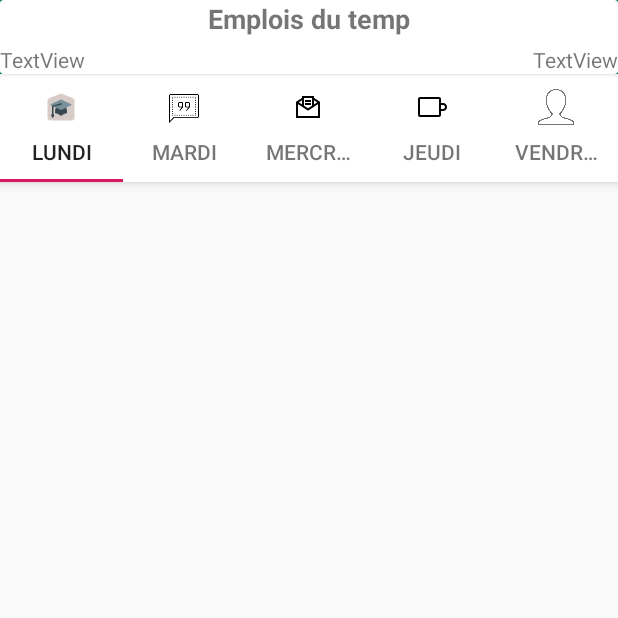
After one commit to EleonorSemevo/StudentNote, an Android app: the LundiFragment screen opened directly, with no data from a screen before it, on a phone screen of 412 x 824 dp, the top half of it. The commit adds this screen. Run offline under Robolectric (Android 15) with nearby library versions, the phone set to English and light mode, and no system bars; our stand-ins replace Firebase (no records; nobody signed in at launch, a user with empty details on screens opened directly).

Commit message:
Démarrage de l'emplois. Lundi terminé mais pas encore testé.
Signed-off-by: EleonorSemevo <eleonorsemevo@gmail.com>

```diff
--- a/app/build.gradle
+++ b/app/build.gradle
@@ -37,6 +37,8 @@ dependencies {
     implementation 'com.google.android.material:material:1.2.0'
     implementation 'androidx.legacy:legacy-support-v4:1.0.0'
     implementation 'androidx.viewpager:viewpager:1.0.0'
+    implementation 'androidx.lifecycle:lifecycle-livedata-ktx:2.3.0'
+    implementation 'androidx.lifecycle:lifecycle-viewmodel-ktx:2.3.0'
     testImplementation 'junit:junit:4.12'
     androidTestImplementation 'androidx.test.ext:junit:1.1.1'
     androidTestImplementation 'androidx.test.espresso:espresso-core:3.2.0'
--- a/app/src/main/java/com/memoire/studentnote/EcoleRecyclerAdapter.java
+++ b/app/src/main/java/com/memoire/studentnote/EcoleRecyclerAdapter.java
@@ -10,9 +10,9 @@ import android.widget.TextView;
 import androidx.annotation.NonNull;
 import androidx.recyclerview.widget.RecyclerView;
 
-import com.memoire.studentnote.classes.Ecole;
 import com.memoire.studentnote.classes.MesEnfants;
 import com.memoire.studentnote.database.Current;
+import com.memoire.studentnote.emplois.TableEmplois;
 
 import java.util.List;
 //import androidx.recyclerview.widget.RecyclerView.ViewHolder;
@@ -76,7 +76,7 @@ class EcoleRecyclerAdapter extends  RecyclerView.Adapter <EcoleRecyclerAdapter.V
 //                    Intent intent=new Intent(mContext, ActionMenu.class);
                     Current.carteEmplois = mMesEnfants.get(mCurrentPosition);
 //                    mContext.startActivity(intent);
-                    Intent intent = new Intent(mContext, ClasseMenu.class);
+                    Intent intent = new Intent(mContext, TableEmplois.class);
                     mContext.startActivity(intent);
 
                 }
--- /dev/null
+++ b/app/src/main/java/com/memoire/studentnote/emplois/LundiFragment.java
@@ -0,0 +1,136 @@
+package com.memoire.studentnote.emplois;
+
+import android.os.Bundle;
+
+import androidx.annotation.NonNull;
+import androidx.annotation.Nullable;
+import androidx.fragment.app.Fragment;
+import androidx.recyclerview.widget.LinearLayoutManager;
+import androidx.recyclerview.widget.RecyclerView;
+
+import android.view.LayoutInflater;
+import android.view.View;
+import android.view.ViewGroup;
+
+import com.memoire.studentnote.InformationRecyclerAdapter;
+import com.memoire.studentnote.R;
+import com.memoire.studentnote.classes.Classe;
+import com.memoire.studentnote.classes.Ecole;
+import com.memoire.studentnote.classes.Emplois;
+import com.memoire.studentnote.classes.Enseignant;
+import com.memoire.studentnote.classes.Enseigner;
+import com.memoire.studentnote.classes.Information;
+import com.memoire.studentnote.classes.Matiere;
+import com.memoire.studentnote.database.DataManager;
+
+import java.util.ArrayList;
+import java.util.List;
+
+public class LundiFragment extends Fragment {
+
+    private LundiRecyclerAdapter mLundiRecyclerAdapter;
+    private List<Emplois> mEmplois;
+
+
+    public LundiFragment() {
+        // Required empty public constructor
+    }
+
+
+    @Override
+    public View onCreateView(LayoutInflater inflater, ViewGroup container,
+                             Bundle savedInstanceState) {
+        // Inflate the layout for this fragment
+        return inflater.inflate(R.layout.fragment_lundi, container, false);
+    }
+
+    @Override
+    public void onViewCreated(@NonNull View view, @Nullable Bundle savedInstanceState) {
+        super.onViewCreated(view, savedInstanceState);
+        initialiseDisplayContent(view);
+    }
+
+    private void initialiseDisplayContent(View view) {
+        final RecyclerView recyclerView = view.findViewById(R.id.lundi_recycler_view);
+        final LinearLayoutManager lundiLayoutManager = new LinearLayoutManager(view.getContext());
+        recyclerView.setLayoutManager(lundiLayoutManager);
+
+
+        mEmplois = updateEmplois();
+
+        mLundiRecyclerAdapter = new LundiRecyclerAdapter(view.getContext(), mEmplois);
+        recyclerView.setAdapter(mLundiRecyclerAdapter);
+    }
+
+
+public List<Emplois> updateEmplois()
+{
+    List<Emplois> emplois = DataManager.getInstance().getEmplois();
+    List<Ecole> ecoles = DataManager.getInstance().getEcoles();
+    List<Classe> classes = DataManager.getInstance().getClasses();
+    List<Enseigner> enseigners = DataManager.getInstance().getEnseigners();
+    List<Enseignant> enseignants = DataManager.getInstance().getEnseignants();
+    List<Matiere> matieres = DataManager.getInstance().getMatiere();
+
+    //Pour ecoles
+    for(int i=0;i<emplois.size();i++)
+    {
+        for(int j=0;j<ecoles.size();j++)
+        {
+            if(emplois.get(i).getIdEcole()==ecoles.get(j).getId())
+                emplois.get(i).setNomEcole(ecoles.get(j).getNom());
+        }
+    }
+
+    //Pour matiere
+
+    for(int a=0;a<emplois.size();a++)
+    {
+        for(int b=0;b<matieres.size();b++)
+        {
+            if(emplois.get(a).getIdMatiere()==matieres.get(b).getId())
+                emplois.get(a).setNomMatiere(matieres.get(b).getNom());
+        }
+    }
+
+    //pour classe
+
+    for(int c=0; c<emplois.size();c++)
+    {
+        for(int d=0;d<classes.size();d++)
+        {
+            if(emplois.get(c).getIdClasse()==classes.get(d).getId())
+                emplois.get(c).setNomClasse(classes.get(d).getNom());
+        }
+    }
+
+    //enseignants
+
+    for(int e=0;e<emplois.size();e++)
+    {
+        for(int f=0;f<enseigners.size();f++)
+        {
+            if(emplois.get(e).getIdClasse()==enseigners.get(f).getIdClasse() &&
+                    emplois.get(e).getIdEcole() ==enseigners.get(f).getIdEcole() &&
+                    emplois.get(e).getIdMatiere() == enseigners.get(f).getIdMatiere())
+            {
+                emplois.get(e).setIdEnseignant(enseigners.get(f).getIdEnseignant());
+            }
+        }
+    }
+
+    for(int g=0;g<emplois.size();g++)
+    {
+        for(int h=0;h<enseignants.size();h++)
+        {
+            if(emplois.get(g).getIdEnseignant()== enseignants.get(h).getId())
+            {
+                emplois.get(g).setNomEnseignant(enseignants.get(h).getNom()+" "+enseignants.get(h).getPrenom());
+            }
+        }
+    }
+
+    return emplois;
+
+}
+}
--- /dev/null
+++ b/app/src/main/java/com/memoire/studentnote/emplois/LundiRecyclerAdapter.java
@@ -0,0 +1,78 @@
+package com.memoire.studentnote.emplois;
+
+import android.content.Context;
+import android.view.LayoutInflater;
+import android.view.View;
+import android.view.ViewGroup;
+import android.widget.TextView;
+
+import androidx.annotation.NonNull;
+import androidx.recyclerview.widget.RecyclerView;
+
+import com.memoire.studentnote.R;
+import com.memoire.studentnote.classes.Emplois;
+
+import java.util.List;
+
+public class LundiRecyclerAdapter extends RecyclerView.Adapter<LundiRecyclerAdapter.ViewHolder>{
+
+    private final Context mContext;
+    private LayoutInflater mLayoutInflater;
+    private final List<Emplois> mEmplois;
+
+    public LundiRecyclerAdapter(Context context, List<Emplois>emploisList)
+    {
+        mContext = context;
+        mEmplois = emploisList;
+        mLayoutInflater = LayoutInflater.from(mContext);
+    }
+
+    @NonNull
+    @Override
+    public ViewHolder onCreateViewHolder(@NonNull ViewGroup parent, int viewType) {
+        View itemView = mLayoutInflater.inflate(R.layout.layout_emplois_item_lundi, parent, false);
+        return new ViewHolder(itemView);
+
+    }
+
+    @Override
+    public void onBindViewHolder(@NonNull ViewHolder holder, int position) {
+        Emplois emplois = mEmplois.get(position);
+        holder.mHeureDebut.setText(emplois.getHeure_debut());
+        holder.mHeureFin.setText(emplois.getHeure_fin());
+        holder.mEnseignant.setText(emplois.getNomEnseignant());
+        holder.mMatiere.setText(emplois.getNomMatiere());
+        holder.mCurrentPosition=position;
+    }
+
+
+
+    @Override
+    public int getItemCount() {
+        return mEmplois.size();
+    }
+
+    public class ViewHolder extends RecyclerView.ViewHolder
+    {
+        public final TextView mHeureDebut;
+        public final TextView mHeureFin;
+        public final TextView mMatiere;
+        public final TextView mEnseignant;
+        public int mCurrentPosition;
+
+        public ViewHolder(View itemView){
+            super(itemView);
+            mHeureDebut = itemView.findViewById(R.id.heure_debut);
+            mHeureFin = itemView.findViewById(R.id.heure_fin);
+            mMatiere = itemView.findViewById(R.id.nom_matiere);
+            mEnseignant = itemView.findViewById(R.id.nom_enseignant);
+
+            itemView.setOnClickListener(new View.OnClickListener() {
+                @Override
+                public void onClick(View v) {
+
+                }
+            });
+        }
+    }
+}
--- /dev/null
+++ b/app/src/main/java/com/memoire/studentnote/emplois/TableEmplois.java
@@ -0,0 +1,103 @@
+package com.memoire.studentnote.emplois;
+
+import androidx.appcompat.app.AppCompatActivity;
+import androidx.appcompat.widget.Toolbar;
+import androidx.drawerlayout.widget.DrawerLayout;
+import androidx.viewpager.widget.ViewPager;
+
+import android.os.Bundle;
+import android.view.View;
+import android.view.Window;
+
+import com.google.android.material.navigation.NavigationView;
+import com.google.android.material.tabs.TabLayout;
+import com.memoire.studentnote.EmploisFragment;
+import com.memoire.studentnote.EnfantFragment;
+import com.memoire.studentnote.InformationFragment;
+import com.memoire.studentnote.MessageFragment;
+import com.memoire.studentnote.ProfilFragment;
+import com.memoire.studentnote.R;
+import com.memoire.studentnote.ViewPagerAdapter;
+import com.memoire.studentnote.database.DatabaseDataWorker;
+import com.memoire.studentnote.database.DatabaseOpenHelper;
+
+import java.util.List;
+
+import static com.memoire.studentnote.database.DatabaseUtil.mDataWorker;
+import static com.memoire.studentnote.database.DatabaseUtil.mDatabaseOpenHelper;
+import static com.memoire.studentnote.database.DatabaseUtil.mdb;
+
+public class TableEmplois extends AppCompatActivity {
+
+
+    private Toolbar toolbar;
+    private DrawerLayout drawerLayout;
+    private NavigationView navigationView;
+
+    //   private Toolbar toolbar;
+    private TabLayout tabLayout;
+    private ViewPager viewPager;
+    private final int[] tabIcons = {
+            R.mipmap.eleve,
+            R.mipmap.note,
+            R.mipmap.message,
+            R.mipmap.information,
+            R.mipmap.avatar};
+
+    protected void onCreate(Bundle savedInstanceState) {
+        super.onCreate(savedInstanceState);
+        this.requestWindowFeature(Window.FEATURE_NO_TITLE);
+        setContentView(R.layout.activity_table_emplois);
+
+        //- Configure all views
+//
+//        this.configureToolBar();
+//
+//        this.configureDrawerLayout();
+//
+//        this.configureNavigationView();
+//        idEcoleActuelle();
+
+
+        viewPager = (ViewPager) findViewById(R.id.view_pager);
+        setViewPager(viewPager);
+
+        tabLayout = (TabLayout) findViewById(R.id.tabs);
+        tabLayout.setupWithViewPager(viewPager);
+        setupTabIcons();
+
+
+        //     {
+        mDatabaseOpenHelper = new DatabaseOpenHelper(this);
+        mdb= mDatabaseOpenHelper.getReadableDatabase();
+        mDataWorker = new DatabaseDataWorker(mdb);
+        //       }
+
+
+
+    }
+
+
+    private void setupTabIcons()
+    {
+        tabLayout.getTabAt(0).setIcon(tabIcons[0]);
+        tabLayout.getTabAt(1).setIcon(tabIcons[1]);
+        tabLayout.getTabAt(2).setIcon(tabIcons[2]);
+        tabLayout.getTabAt(3).setIcon(tabIcons[3]);
+        tabLayout.getTabAt(4).setIcon(tabIcons[4]);
+    }
+
+    private void setViewPager(ViewPager viewPager) {
+        ViewPagerAdapter adapter = new ViewPagerAdapter(getSupportFragmentManager());
+        adapter.addFragment(new LundiFragment(), "Lundi");
+        adapter.addFragment(new LundiFragment(), "Mardi");
+        adapter.addFragment(new LundiFragment(),"Mercredi");
+        adapter.addFragment(new LundiFragment(),"Jeudi");
+        adapter.addFragment(new LundiFragment(),"Vendredi");
+        //adapter.addFragment(new BookFragment(), "Book");
+        viewPager.setAdapter(adapter);
+
+    }
+
+
+}
--- /dev/null
+++ b/app/src/main/res/layout/activity_table_emplois.xml
@@ -0,0 +1,79 @@
+<?xml version="1.0" encoding="utf-8"?>
+<androidx.coordinatorlayout.widget.CoordinatorLayout xmlns:android="http://schemas.android.com/apk/res/android"
+    xmlns:app="http://schemas.android.com/apk/res-auto"
+    xmlns:tools="http://schemas.android.com/tools"
+    android:layout_width="match_parent"
+    android:layout_height="wrap_content"
+    tools:context=".emplois.TableEmplois">
+
+    <com.google.android.material.appbar.AppBarLayout
+        android:layout_width="match_parent"
+        android:layout_height="wrap_content"
+        android:theme="@style/AppTheme.AppBarOverlay">
+
+        <!--        <TextView-->
+        <!--            android:id="@+id/title"-->
+        <!--            android:layout_width="wrap_content"-->
+        <!--            android:layout_height="wrap_content"-->
+        <!--            android:gravity="center"-->
+        <!--            android:minHeight="?actionBarSize"-->
+        <!--            android:padding="@dimen/appbar_padding"-->
+        <!--            android:text="Emplois du temps"-->
+        <!--            android:textAppearance="@style/TextAppearance.Widget.AppCompat.Toolbar.Title" />-->
+
+        <androidx.cardview.widget.CardView
+            android:layout_width="match_parent"
+            android:layout_height="match_parent" >
+
+            <androidx.constraintlayout.widget.ConstraintLayout
+                android:id="@+id/emp_ecole"
+                android:layout_width="match_parent"
+                android:layout_height="match_parent">
+
+                <TextView
+                    android:id="@+id/textView6"
+                    android:layout_width="match_parent"
+                    android:layout_height="wrap_content"
+                    android:text="Emplois du temp"
+                    android:textAlignment="center"
+                    android:textSize="18sp"
+                    android:textStyle="bold"
+                    app:layout_constraintEnd_toEndOf="parent"
+                    app:layout_constraintStart_toStartOf="parent"
+                    app:layout_constraintTop_toTopOf="parent" />
+
+                <TextView
+                    android:id="@+id/textView7"
+                    android:layout_width="wrap_content"
+                    android:layout_height="wrap_content"
+                    android:layout_marginTop="30dp"
+                    android:text="TextView"
+                    app:layout_constraintStart_toStartOf="parent"
+                    app:layout_constraintTop_toTopOf="parent" />
+
+                <TextView
+                    android:id="@+id/emp_classe"
+                    android:layout_width="wrap_content"
+                    android:layout_height="wrap_content"
+                    android:layout_marginTop="30dp"
+                    android:text="TextView"
+                    app:layout_constraintEnd_toEndOf="@+id/textView6"
+                    app:layout_constraintTop_toTopOf="parent" />
+            </androidx.constraintlayout.widget.ConstraintLayout>
+        </androidx.cardview.widget.CardView>
+
+        <com.google.android.material.tabs.TabLayout
+            android:id="@+id/tabs"
+            android:layout_width="match_parent"
+            android:layout_height="wrap_content"
+            android:background="@color/blanc" />
+
+    </com.google.android.material.appbar.AppBarLayout>
+
+    <androidx.viewpager.widget.ViewPager
+        android:id="@+id/view_pager"
+        android:layout_width="match_parent"
+        android:layout_height="match_parent"
+        app:layout_behavior="@string/appbar_scrolling_view_behavior" />
+
+</androidx.coordinatorlayout.widget.CoordinatorLayout>
--- /dev/null
+++ b/app/src/main/res/layout/fragment_lundi.xml
@@ -0,0 +1,22 @@
+<?xml version="1.0" encoding="utf-8"?>
+<androidx.constraintlayout.widget.ConstraintLayout xmlns:android="http://schemas.android.com/apk/res/android"
+    xmlns:app="http://schemas.android.com/apk/res-auto"
+    xmlns:tools="http://schemas.android.com/tools"
+    android:layout_width="match_parent"
+    android:layout_height="match_parent"
+    app:layout_behavior="@string/appbar_scrolling_view_behavior"
+    tools:context=".EmploisFragment">
+
+    <androidx.recyclerview.widget.RecyclerView
+        android:id="@+id/lundi_recycler_view"
+        android:layout_width="match_parent"
+        android:layout_height="match_parent"
+        android:layout_marginStart="8dp"
+        android:layout_marginTop="30dp"
+        android:layout_marginEnd="8dp"
+        app:layout_constraintEnd_toEndOf="parent"
+        app:layout_constraintStart_toStartOf="parent"
+        app:layout_constraintTop_toTopOf="parent"
+        app:layout_goneMarginTop="50dp"
+        tools:listitem="@layout/layout_emplois_item_lundi" />
+</androidx.constraintlayout.widget.ConstraintLayout>
--- /dev/null
+++ b/app/src/main/res/values-w820dp/dimens.xml
@@ -0,0 +1,6 @@
+<resources>
+    <!-- Example customization of dimensions originally defined in res/values/dimens.xml
+         (such as screen margins) for screens with more than 820dp of available width. This
+         would include 7" and 10" devices in landscape (~960dp and ~1280dp respectively). -->
+    <dimen name="activity_horizontal_margin">64dp</dimen>
+</resources>
--- a/app/src/main/res/values/dimens.xml
+++ b/app/src/main/res/values/dimens.xml
@@ -7,4 +7,6 @@
 
     <!-- Default NavigationView Header height -->
     <dimen name="nav_header_height">176dp</dimen>
+    <dimen name="appbar_padding">16dp</dimen>
+    <dimen name="appbar_padding_top">8dp</dimen>
 </resources>
--- a/app/src/main/res/values/strings.xml
+++ b/app/src/main/res/values/strings.xml
@@ -39,5 +39,8 @@
     <!-- Used in NavigationDrawer -->
     <string name="navigation_drawer_open">Open navigation drawer</string>
     <string name="navigation_drawer_close">Close navigation drawer</string>
+    <string name="title_activity_table_emplois">TableEmplois</string>
+    <string name="tab_text_1">Tab 1</string>
+    <string name="tab_text_2">Tab 2</string>
 
 </resources>
```
Also changed, not shown: app/src/main/AndroidManifest.xml (+6 -1 lines), app/src/main/java/com/memoire/studentnote/MenuTable.java (+1 -19 lines), app/src/main/java/com/memoire/studentnote/classes/Emplois.java (+72 -2 lines), app/src/main/res/layout/layout_emplois_item_lundi.xml (added, +80 -0 lines), app/src/main/res/values/themes.xml (added, +11 -0 lines).
